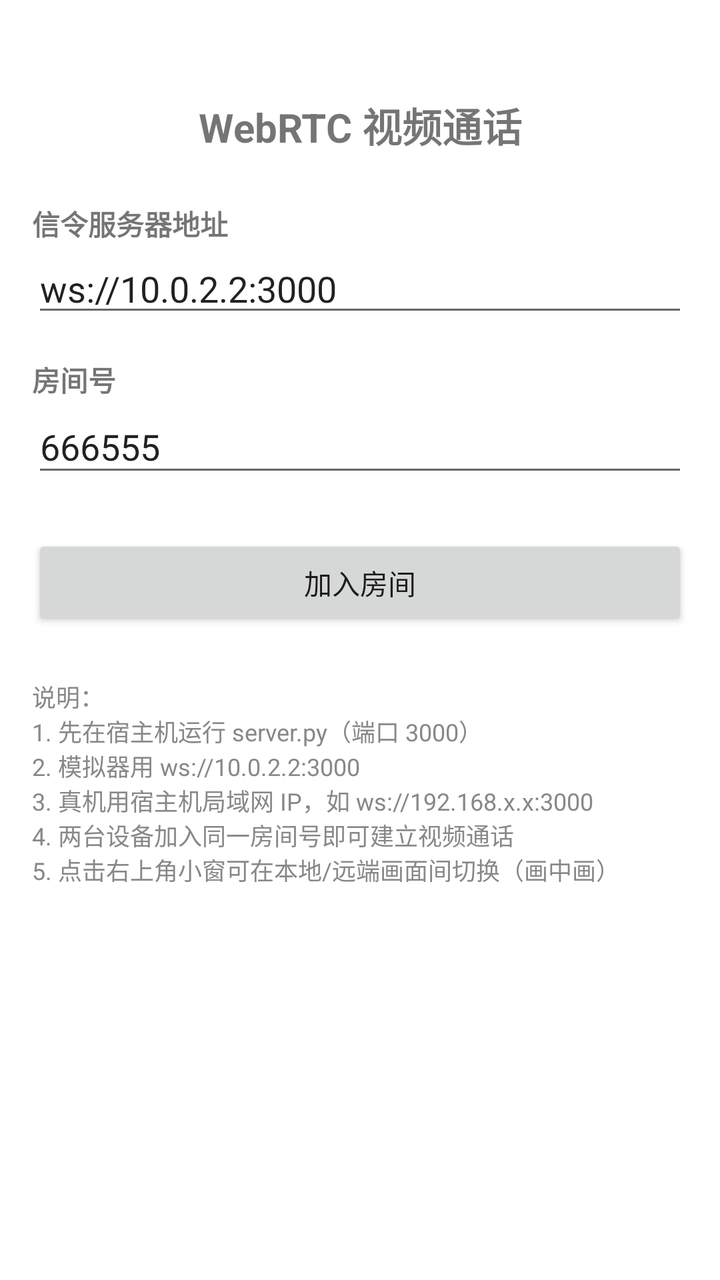
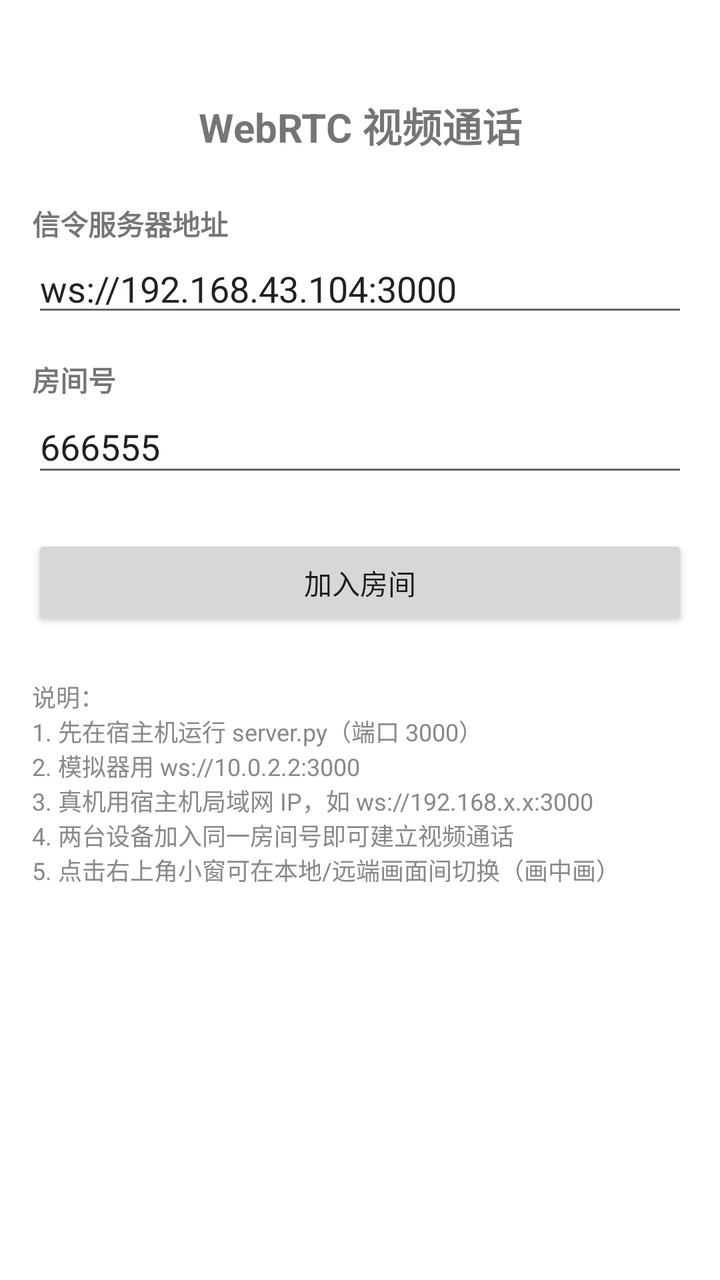

Before-and-after screenshots of an Android layout around one commit, followed by the original layout XML and the change that was made.
<!-- AndroidManifest.xml: application theme Theme.WebRtcDemo -->
<!-- res/layout/activity_main.xml -->
<?xml version="1.0" encoding="utf-8"?>
<LinearLayout xmlns:android="http://schemas.android.com/apk/res/android"
    xmlns:tools="http://schemas.android.com/tools"
    android:layout_width="match_parent"
    android:layout_height="match_parent"
    android:orientation="vertical"
    android:padding="16dp"
    tools:showIn="@layout/activity_main">

    <TextView
        android:layout_width="match_parent"
        android:layout_height="wrap_content"
        android:layout_marginTop="32dp"
        android:gravity="center"
        android:text="WebRTC 视频通话"
        android:textSize="20sp"
        android:textStyle="bold" />

    <ScrollView
        android:layout_width="match_parent"
        android:layout_height="0dp"
        android:layout_weight="1"
        android:layout_marginTop="24dp">

        <LinearLayout
            android:layout_width="match_parent"
            android:layout_height="wrap_content"
            android:orientation="vertical">

            <TextView
                android:layout_width="match_parent"
                android:layout_height="wrap_content"
                android:text="信令服务器地址"
                android:textStyle="bold" />

            <EditText
                android:id="@+id/et_server"
                android:layout_width="match_parent"
                android:layout_height="wrap_content"
                android:hint="ws://10.0.2.2:3000"
                android:inputType="textUri"
                android:text="ws://10.0.2.2:3000" />

            <TextView
                android:layout_width="match_parent"
                android:layout_height="wrap_content"
                android:layout_marginTop="16dp"
                android:text="房间号"
                android:textStyle="bold" />

            <EditText
                android:id="@+id/et_room"
                android:layout_width="match_parent"
                android:layout_height="wrap_content"
                android:hint="房间号（两端填相同值即可互通）"
                android:inputType="number"
                android:text="666555" />

            <Button
                android:id="@+id/button"
                android:layout_width="match_parent"
                android:layout_height="wrap_content"
                android:layout_marginTop="24dp"
                android:text="加入房间" />

            <TextView
                android:layout_width="match_parent"
                android:layout_height="wrap_content"
                android:layout_marginTop="24dp"
                android:text="说明：\n1. 先在宿主机运行 server.py（端口 3000）\n2. 模拟器用 ws://10.0.2.2:3000\n3. 真机用宿主机局域网 IP，如 ws://192.168.x.x:3000\n4. 两台设备加入同一房间号即可建立视频通话\n5. 点击右上角小窗可在本地/远端画面间切换（画中画）"
                android:textColor="#888888"
                android:textSize="12sp" />
        </LinearLayout>
    </ScrollView>
</LinearLayout>
<!-- resources referenced by this layout -->
<resources>
  <style name="Theme.WebRtcDemo" parent="Theme.MaterialComponents.DayNight.DarkActionBar">
          
          <item name="colorPrimary">@color/purple_500</item>
          <item name="colorPrimaryVariant">@color/purple_700</item>
          <item name="colorOnPrimary">@color/white</item>
          
          <item name="colorSecondary">@color/teal_200</item>
          <item name="colorSecondaryVariant">@color/teal_700</item>
          <item name="colorOnSecondary">@color/black</item>
          
          <item name="android:statusBarColor">?attr/colorPrimaryVariant</item>
          
      </style>
  <color name="purple_500">#FF6200EE</color>
  <color name="purple_700">#FF3700B3</color>
  <color name="white">#FFFFFFFF</color>
  <color name="teal_200">#FF03DAC5</color>
  <color name="teal_700">#FF018786</color>
  <color name="black">#FF000000</color>
</resources>

<!-- the commit's change to res/layout/activity_main.xml (unified diff, before → after) -->
@@ -37,9 +37,9 @@
                 android:id="@+id/et_server"
                 android:layout_width="match_parent"
                 android:layout_height="wrap_content"
-                android:hint="ws://10.0.2.2:3000"
+                android:hint="ws://192.168.43.104:3000"
                 android:inputType="textUri"
-                android:text="ws://10.0.2.2:3000" />
+                android:text="ws://192.168.43.104:3000" />
 
             <TextView
                 android:layout_width="match_parent"
